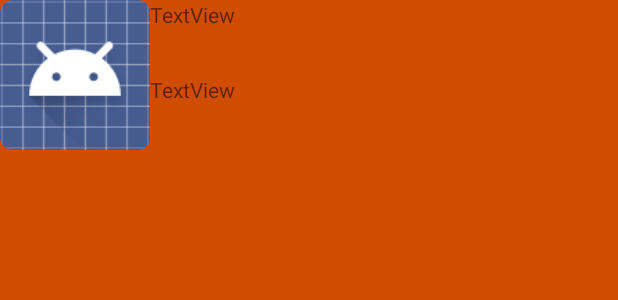
After one commit to dpham147/YarrCampus, an Android app: the layout professor_list_item.xml on its own in the app's theme, with its tools: preview values and no code run, on a phone screen of 412 x 824 dp. The commit adds this screen. Shown: the top 300 px of the screen. Run offline under Robolectric (Android 15) with nearby library versions, the phone set to English and light mode, and no system bars.

Commit message:
Professor List Adapter added professor details function

```diff
--- a/app/src/main/java/edu/orangecoastcollege/cs273/yarrcampus/DBHelper.java
+++ b/app/src/main/java/edu/orangecoastcollege/cs273/yarrcampus/DBHelper.java
@@ -143,7 +143,7 @@ public class DBHelper extends SQLiteOpenHelper {
         ContentValues values =  new ContentValues();
 
         values.put(FIELD_PROFESSORS_NAME, professor.getmName());
-        values.put(FIELD_PROFESSORS_CLASSES, professor.getmClasses());
+        values.put(FIELD_PROFESSORS_CLASSES, professor.getmCourses());
         values.put(FIELD_PROFESSORS_OFFICE_HOURS, professor.getmHours());
         values.put(FIELD_PROFESSORS_IMAGE_URI, professor.getmImageURI().toString());
         values.put(FIELD_PROFESSORS_DESCRIPTION, professor.getmDesc());
--- /dev/null
+++ b/app/src/main/res/layout/professor_list_item.xml
@@ -0,0 +1,34 @@
+<?xml version="1.0" encoding="utf-8"?>
+<LinearLayout xmlns:android="http://schemas.android.com/apk/res/android"
+    xmlns:app="http://schemas.android.com/apk/res-auto"
+    android:layout_width="match_parent"
+    android:layout_height="wrap_content"
+    android:layout_column="2"
+    android:layout_row="1"
+    android:id="@+id/professorListLinearView">
+
+    <ImageView
+        android:layout_width="100dp"
+        app:srcCompat="@android:drawable/sym_def_app_icon"
+        android:id="@+id/professorImageView"
+        android:layout_height="100dp" />
+
+    <LinearLayout
+        android:orientation="vertical"
+        android:layout_width="match_parent"
+        android:layout_height="wrap_content"
+        android:layout_weight="1">
+
+        <TextView
+            android:text="TextView"
+            android:layout_width="match_parent"
+            android:id="@+id/professorNameTextView"
+            android:layout_height="50dp" />
+
+        <TextView
+            android:text="TextView"
+            android:layout_width="match_parent"
+            android:id="@+id/professorDetailTextView"
+            android:layout_height="50dp" />
+    </LinearLayout>
+</LinearLayout>
```
Also changed, not shown: app/src/main/java/edu/orangecoastcollege/cs273/yarrcampus/Professor.java (+11 -15 lines), app/src/main/java/edu/orangecoastcollege/cs273/yarrcampus/ProfessorListActivity.java (+27 -2 lines), app/src/main/java/edu/orangecoastcollege/cs273/yarrcampus/ProfessorListAdapter.java (added, +59 -0 lines).
